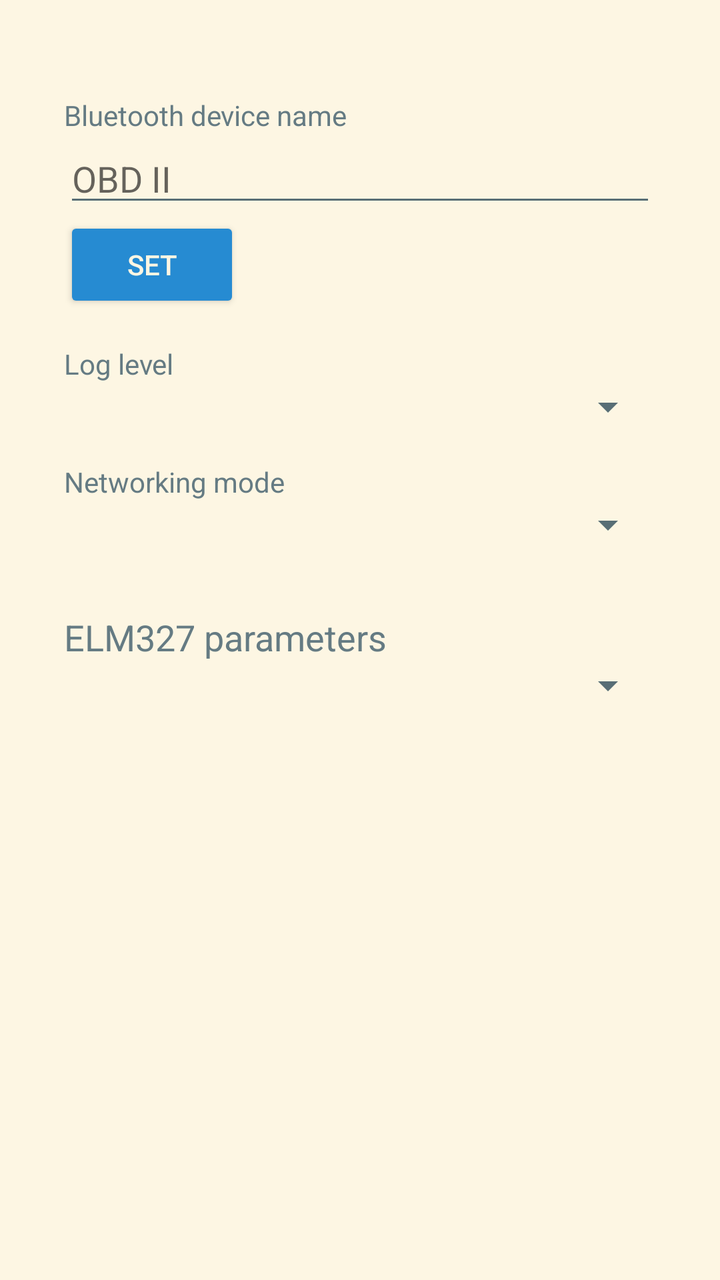
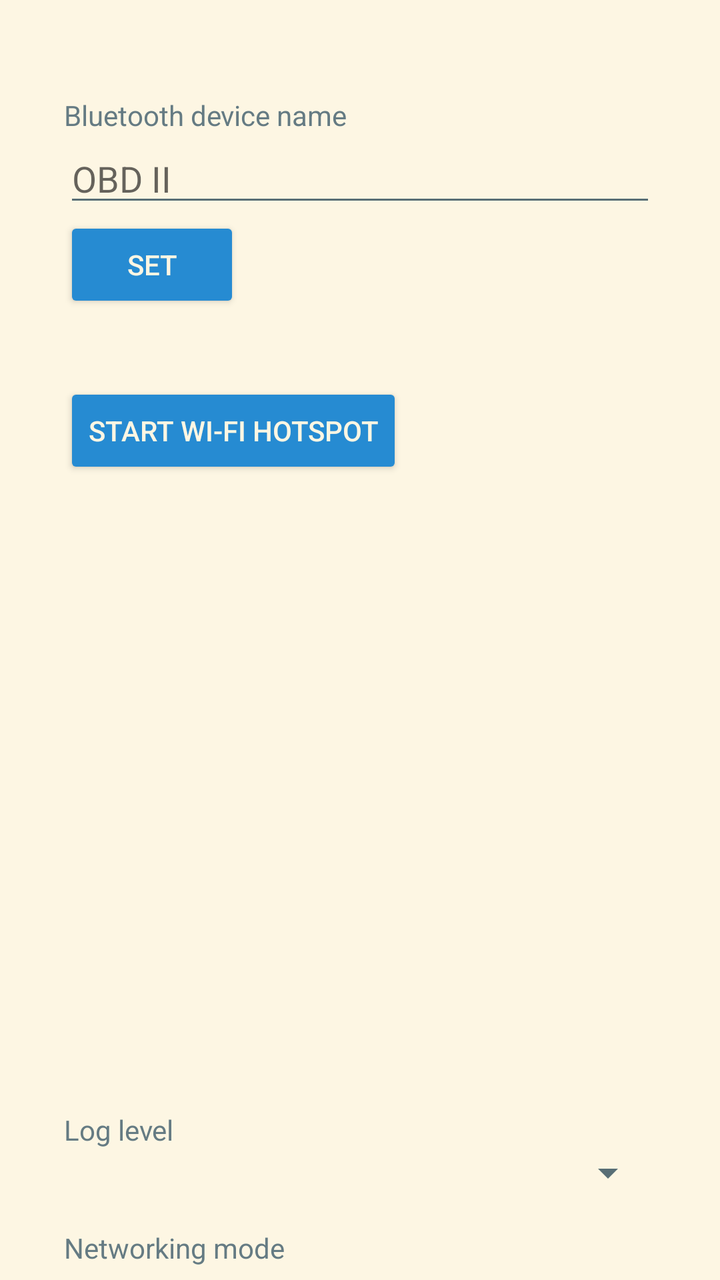

The first picture is an Android layout as it rendered before a commit; the second is the same layout after the commit. The layout source and the unified diff follow.
<!-- AndroidManifest.xml: application theme Theme.Solarized -->
<!-- res/layout/settings.xml -->
<?xml version="1.0" encoding="utf-8"?>
<androidx.core.widget.NestedScrollView xmlns:android="http://schemas.android.com/apk/res/android"
    android:id="@+id/settingsScroll"
    android:layout_width="match_parent"
    android:layout_height="match_parent"
    android:fillViewport="true">

    <LinearLayout
        android:id="@+id/rootContainer"
        android:layout_width="match_parent"
        android:layout_height="wrap_content"
        android:orientation="vertical"
        android:padding="32dp">

        
        <LinearLayout
            android:id="@+id/btContainer"
            android:layout_width="match_parent"
            android:layout_height="wrap_content"
            android:orientation="vertical"
            android:paddingTop="16dp">

            <TextView
                android:id="@+id/btLabel"
                android:layout_width="wrap_content"
                android:layout_height="wrap_content"
                android:text="@string/settings_btLabel" />

            <EditText
                android:id="@+id/btNameEdit"
                android:layout_width="match_parent"
                android:layout_height="wrap_content"
                android:hint="@string/settings_btHint" />

            <Button
                android:id="@+id/btApplyBtn"
                android:layout_width="wrap_content"
                android:layout_height="wrap_content"
                android:text="@string/settings_btApply" />

            
            <LinearLayout
                android:id="@+id/bleConfigContainer"
                android:layout_width="match_parent"
                android:layout_height="wrap_content"
                android:orientation="vertical"
                android:paddingTop="16dp"
                android:visibility="gone">

                <TextView
                    android:layout_width="wrap_content"
                    android:layout_height="wrap_content"
                    android:text="@string/settings_ble_profiles_title" />

                <Spinner
                    android:id="@+id/bleProfileSpinner"
                    android:layout_width="match_parent"
                    android:layout_height="wrap_content" />

                
                <LinearLayout
                    android:id="@+id/customBleContainer"
                    android:layout_width="match_parent"
                    android:layout_height="wrap_content"
                    android:orientation="vertical">

                    <TextView
                        android:layout_width="wrap_content"
                        android:layout_height="wrap_content"
                        android:text="@string/settings_ble_profile_service_uuid" />

                    <EditText
                        android:id="@+id/customServiceUuid"
                        android:layout_width="match_parent"
                        android:layout_height="wrap_content"
                        android:inputType="textCapCharacters|textNoSuggestions"
                        android:hint="6E400001-B5A3-F393-E0A9-E50E24DCCA9E" />

                    <TextView
                        android:layout_width="wrap_content"
                        android:layout_height="wrap_content"
                        android:text="@string/settings_ble_profile_tx_uuid" />

                    <EditText
                        android:id="@+id/customTxUuid"
                        android:layout_width="match_parent"
                        android:layout_height="wrap_content"
                        android:inputType="textCapCharacters|textNoSuggestions"
                        android:hint="6E400003-B5A3-F393-E0A9-E50E24DCCA9E" />

                    <TextView
                        android:layout_width="wrap_content"
                        android:layout_height="wrap_content"
                        android:text="@string/settings_ble_profile_rx_uuid" />

                    <EditText
                        android:id="@+id/customRxUuid"
                        android:layout_width="match_parent"
                        android:layout_height="wrap_content"
                        android:inputType="textCapCharacters|textNoSuggestions"
                        android:hint="6E400002-B5A3-F393-E0A9-E50E24DCCA9E" />

                </LinearLayout>

            </LinearLayout>
        </LinearLayout>

        
        <TextView
            android:id="@+id/logLevelLabel"
            android:layout_width="wrap_content"
            android:layout_height="wrap_content"
            android:text="@string/settings_logLevelLabel"
            android:paddingTop="16dp" />

        <Spinner
            android:id="@+id/logLevelSpinner"
            android:layout_width="match_parent"
            android:layout_height="wrap_content" />

        
        <TextView
            android:id="@+id/networkLabel"
            android:layout_width="wrap_content"
            android:layout_height="wrap_content"
            android:text="@string/settings_networkLabel"
            android:paddingTop="16dp" />

        <Spinner
            android:id="@+id/networkSpinner"
            android:layout_width="match_parent"
            android:layout_height="wrap_content" />

        
        <TextView
            android:id="@+id/elmTitle"
            android:layout_width="wrap_content"
            android:layout_height="wrap_content"
            android:text="@string/settings_elmTitle"
            android:textSize="18sp"
            android:paddingTop="32dp" />

        <Spinner
            android:id="@+id/protocolSpinner"
            android:layout_width="match_parent"
            android:layout_height="wrap_content" />

    </LinearLayout>
</androidx.core.widget.NestedScrollView>
<!-- resources referenced by this layout -->
<resources>
  <string name="settings_ble_profile_rx_uuid">RX Characteristic UUID</string>
  <string name="settings_ble_profile_service_uuid">Service UUID</string>
  <string name="settings_ble_profile_tx_uuid">TX Characteristic UUID</string>
  <string name="settings_ble_profiles_title">BLE UART Profile</string>
  <string name="settings_btApply">Set</string>
  <string name="settings_btHint">OBD II</string>
  <string name="settings_btLabel">Bluetooth device name</string>
  <string name="settings_elmTitle">ELM327 parameters</string>
  <string name="settings_logLevelLabel">Log level</string>
  <string name="settings_networkLabel">Networking mode</string>
  <style name="Theme.Solarized" parent="Theme.AppCompat.Light.NoActionBar">
          <item name="colorPrimary">@color/sol_base2</item>
          <item name="colorPrimaryDark">@color/sol_base1</item>
          <item name="colorAccent">@color/sol_blue</item>
  
          <item name="android:windowBackground">@color/sol_base3</item>
          <item name="android:colorBackground">@color/sol_base3</item>
          <item name="android:textColor">@color/sol_base00</item>
          <item name="colorOnPrimary">@color/sol_base00</item>
          <item name="android:textColorSecondary">@color/sol_base01</item>
  
          <item name="android:textViewStyle">@style/Solarized.TextView.Light</item>
          <item name="android:editTextStyle">@style/Solarized.EditText.Light</item>
          <item name="android:buttonStyle">@style/Solarized.Button.Light</item>
          <item name="android:checkboxStyle">@style/Solarized.CheckBox.Light</item>
          <item name="android:alertDialogTheme">@style/Solarized.TextView.AlertDialog.Light</item>
      </style>
  <color name="sol_base2">#eee8d5</color>
  <color name="sol_base1">#93a1a1</color>
  <color name="sol_blue">#268bd2</color>
  <color name="sol_base3">#fdf6e3</color>
  <color name="sol_base00">#657b83</color>
  <color name="sol_base01">#586e75</color>
  <style name="Solarized.TextView.Light" parent="TextAppearance.AppCompat">
          <item name="android:textColor">@color/sol_base00</item>
      </style>
  <style name="Solarized.EditText.Light" parent="Widget.AppCompat.EditText">
          <item name="android:textColor">@color/sol_base00</item>
          <item name="android:textColorHint">@color/sol_base01</item>
          <item name="android:backgroundTint">@color/sol_base1</item>
      </style>
  <style name="Solarized.Button.Light" parent="Widget.AppCompat.Button">
          <item name="android:textColor">@color/sol_base3</item>
          <item name="android:backgroundTint">@color/sol_blue</item>
      </style>
  <style name="Solarized.CheckBox.Light" parent="Widget.AppCompat.CompoundButton.CheckBox">
          <item name="android:textColor">@color/sol_base00</item>
          <item name="buttonTint">@color/sol_cyan</item>
      </style>
  <style name="Solarized.TextView.AlertDialog.Light" parent="Theme.AppCompat.Dialog.Alert">
          <item name="android:background">@color/sol_base2</item>
      </style>
  <color name="sol_cyan">#2aa198</color>
</resources>

<!-- the commit's change to res/layout/settings.xml (unified diff, before → after) -->
@@ -105,6 +105,33 @@
             </LinearLayout>
         </LinearLayout>
 
+        <LinearLayout
+            android:id="@+id/wifiContainer"
+            android:layout_width="match_parent"
+            android:layout_height="wrap_content"
+            android:orientation="vertical"
+            android:paddingTop="16dp">
+
+            <TextView
+                android:id="@+id/settings_wifi_startBtn_hotspot_error_return"
+                android:layout_width="wrap_content"
+                android:layout_height="wrap_content"
+                android:text="@string/settings_wifi_startBtn_hotspot_error_return" />
+            
+            <Button
+                android:id="@+id/settings_wifi_startBtn"
+                android:layout_width="wrap_content"
+                android:layout_height="wrap_content"
+                android:text="@string/settings_wifi_startBtn" />
+            
+            <ImageView
+                android:id="@+id/settings_wifi_qrCode"
+                android:layout_width="300dp"
+                android:layout_height="300dp"
+                android:layout_gravity="center"/>
+
+        </LinearLayout>
+
         
         <TextView
             android:id="@+id/logLevelLabel"
<!-- resource entries referenced after the edit -->
@@ -10,6 +10,8 @@
   <string name="settings_elmTitle">ELM327 parameters</string>
   <string name="settings_logLevelLabel">Log level</string>
   <string name="settings_networkLabel">Networking mode</string>
+  <string name="settings_wifi_startBtn">Start Wi-Fi Hotspot</string>
+  <string name="settings_wifi_startBtn_hotspot_error_return" />
   <style name="Theme.Solarized" parent="Theme.AppCompat.Light.NoActionBar">
           <item name="colorPrimary">@color/sol_base2</item>
           <item name="colorPrimaryDark">@color/sol_base1</item>
